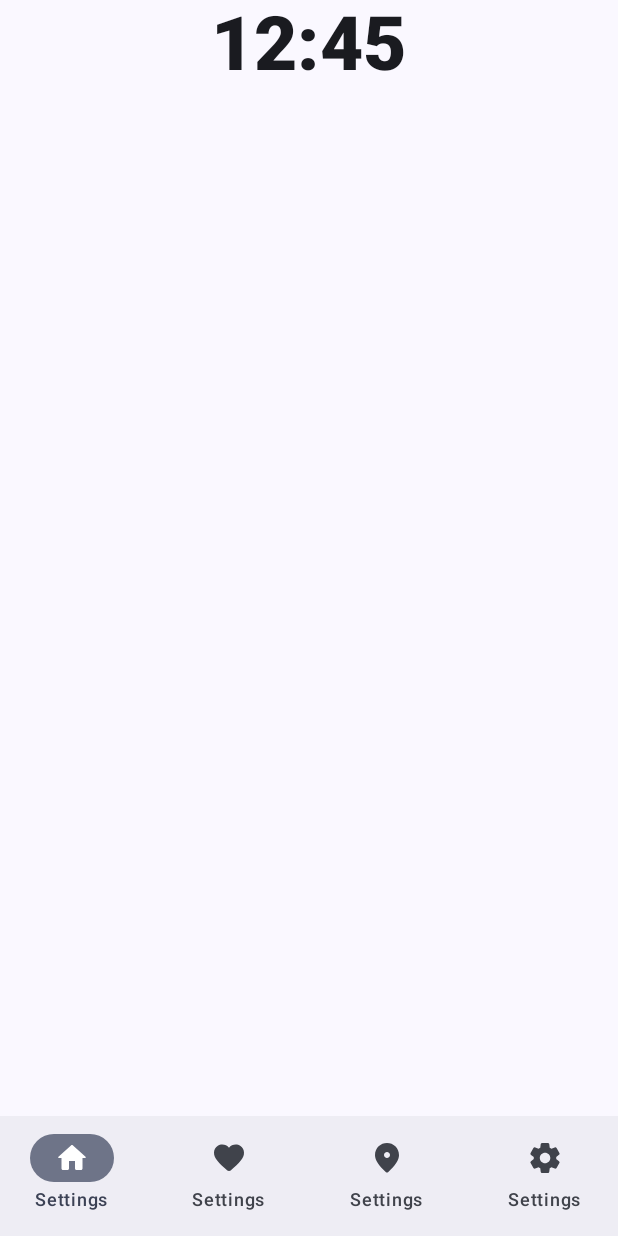
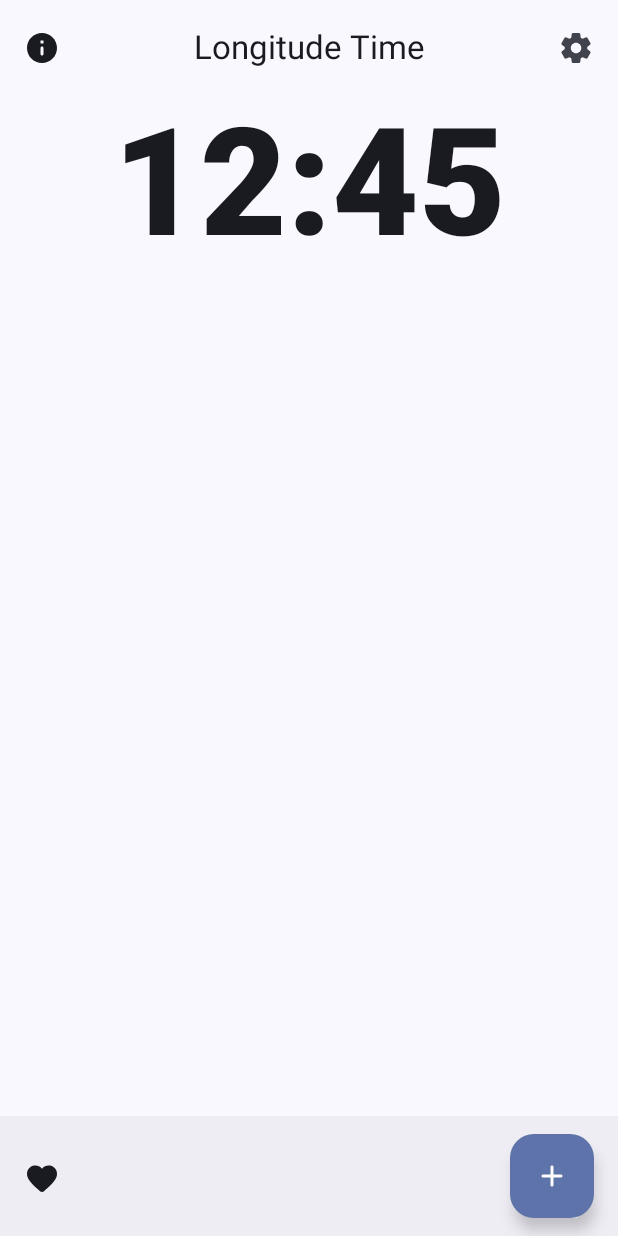
Before and after one commit to TuritoYuenan/Longclock-Python, an Android app built with Jetpack Compose: the screen it shows after launch (MainActivity), on a phone screen of 412 x 824 dp. Run offline under Robolectric (Android 15) with nearby library versions, the light colour scheme and no system bars.

Commit message:
Multiple fixes - Replace NavBar.kt with BottomBar.kt - Add TopBar.kt - Enable build cache

```diff
--- a/app/build.gradle.kts
+++ b/app/build.gradle.kts
@@ -62,19 +62,22 @@ android {
 }
 
 dependencies {
+	implementation("androidx.activity:activity-compose:1.8.0")
 	implementation("androidx.core:core-ktx:1.12.0")
-	implementation("androidx.lifecycle:lifecycle-runtime-ktx:2.6.2")
-	implementation("androidx.activity:activity-compose:1.8.0")
-	implementation(platform("androidx.compose:compose-bom:2023.10.00"))
+	implementation("androidx.compose.material3:material3:1.1.2")
 	implementation("androidx.compose.ui:ui:1.5.3")
 	implementation("androidx.compose.ui:ui-graphics:1.5.3")
 	implementation("androidx.compose.ui:ui-tooling-preview:1.5.3")
-	implementation("androidx.compose.material3:material3:1.1.2")
-	testImplementation("junit:junit:4.13.2")
+	implementation("androidx.lifecycle:lifecycle-runtime-ktx:2.6.2")
+	implementation("androidx.navigation:navigation-compose:2.7.4")
+	implementation(platform("androidx.compose:compose-bom:2023.03.00"))
+	implementation(platform("androidx.compose:compose-bom:2023.10.00"))
+	androidTestImplementation("androidx.compose.ui:ui-test-junit4:1.5.3")
 	androidTestImplementation("androidx.test.ext:junit:1.1.5")
 	androidTestImplementation("androidx.test.espresso:espresso-core:3.5.1")
+	androidTestImplementation(platform("androidx.compose:compose-bom:2023.03.00"))
 	androidTestImplementation(platform("androidx.compose:compose-bom:2023.10.00"))
-	androidTestImplementation("androidx.compose.ui:ui-test-junit4:1.5.3")
 	debugImplementation("androidx.compose.ui:ui-tooling:1.5.3")
 	debugImplementation("androidx.compose.ui:ui-test-manifest:1.5.3")
+	testImplementation("junit:junit:4.13.2")
 }
--- a/app/src/main/AndroidManifest.xml
+++ b/app/src/main/AndroidManifest.xml
@@ -1,6 +1,6 @@
 <?xml version="1.0" encoding="utf-8"?>
 <manifest xmlns:android="http://schemas.android.com/apk/res/android"
-    xmlns:tools="http://schemas.android.com/tools" >
+	xmlns:tools="http://schemas.android.com/tools">
 
 	<application
 		android:allowBackup="true"
@@ -11,11 +11,11 @@
 		android:roundIcon="@mipmap/ic_launcher_round"
 		android:supportsRtl="true"
 		android:theme="@style/Theme.Longitime"
-        tools:targetApi="31" >
+		tools:targetApi="31">
 		<activity
 			android:name=".MainActivity"
 			android:exported="true"
-			android:theme="@style/Theme.Longitime" >
+			android:theme="@style/Theme.Longitime">
 			<intent-filter>
 				<action android:name="android.intent.action.MAIN" />
 
--- a/app/src/main/java/vn/turito/longitime/MainActivity.kt
+++ b/app/src/main/java/vn/turito/longitime/MainActivity.kt
@@ -1,6 +1,5 @@
 package vn.turito.longitime
 
-import android.content.res.Configuration
 import android.os.Bundle
 import androidx.activity.ComponentActivity
 import androidx.activity.compose.setContent
@@ -17,8 +16,9 @@ import androidx.compose.ui.text.font.FontWeight
 import androidx.compose.ui.text.style.TextAlign
 import androidx.compose.ui.tooling.preview.Preview
 import androidx.compose.ui.unit.sp
-import vn.turito.longitime.components.NavBar
-import vn.turito.longitime.theme.LongitimeTheme
+import vn.turito.longitime.components.LTimeBottomBar
+import vn.turito.longitime.components.LTimeTopBar
+import vn.turito.longitime.theme.LTimeTheme
 
 class MainActivity : ComponentActivity() {
 	override fun onCreate(savedInstanceState: Bundle?) {
@@ -27,28 +27,24 @@ class MainActivity : ComponentActivity() {
 	}
 }
 
-@Preview(
-	name = "Dark mode",
-	uiMode = Configuration.UI_MODE_NIGHT_YES or Configuration.UI_MODE_TYPE_NORMAL
-)
+@Preview(showBackground = true)
 @Composable
-fun LongitimeApp() {
-	LongitimeTheme {
+fun LongitimeApp(): Unit = LTimeTheme {
 	Scaffold(
-			bottomBar = { NavBar() }
+		topBar = { LTimeTopBar() },
+		bottomBar = { LTimeBottomBar() }
 	) { paddingValues ->
 		Column(Modifier.padding(paddingValues)) {
 			Text(
 				"12:45",
 				Modifier.fillMaxWidth(),
+				textAlign = TextAlign.Center,
 				style = TextStyle(
 					color = MaterialTheme.colorScheme.onBackground,
-						textAlign = TextAlign.Center,
 					fontWeight = FontWeight.Black,
-						fontSize = 50.sp,
+					fontSize = 100.sp,
 				)
 			)
 		}
 	}
 }
-}
--- /dev/null
+++ b/app/src/main/java/vn/turito/longitime/components/BottomBar.kt
@@ -0,0 +1,28 @@
+package vn.turito.longitime.components
+
+import androidx.compose.material.icons.Icons
+import androidx.compose.material.icons.rounded.Add
+import androidx.compose.material.icons.rounded.Favorite
+import androidx.compose.material3.BottomAppBar
+import androidx.compose.material3.FloatingActionButton
+import androidx.compose.material3.Icon
+import androidx.compose.material3.IconButton
+import androidx.compose.runtime.Composable
+import androidx.compose.ui.res.stringResource
+import vn.turito.longitime.R
+
+@Composable
+fun LTimeBottomBar() = BottomAppBar(
+	actions = {
+		IconButton(onClick = {/*TODO*/ }) {
+			Icon(
+				Icons.Rounded.Favorite,
+				stringResource(R.string.label_settings)
+			)
+		}
+	},
+	floatingActionButton = {
+		FloatingActionButton(onClick = { /*TODO*/ }) {
+			Icon(Icons.Rounded.Add, "")
+		}
+	})
--- a/app/src/main/java/vn/turito/longitime/components/NavBar.kt
+++ /dev/null
@@ -1,52 +0,0 @@
-package vn.turito.longitime.components
-
-import androidx.compose.material.icons.Icons
-import androidx.compose.material.icons.rounded.Favorite
-import androidx.compose.material.icons.rounded.Home
-import androidx.compose.material.icons.rounded.Place
-import androidx.compose.material.icons.rounded.Settings
-import androidx.compose.material3.Icon
-import androidx.compose.material3.NavigationBar
-import androidx.compose.material3.NavigationBarItem
-import androidx.compose.material3.Text
-import androidx.compose.runtime.*
-import androidx.compose.ui.graphics.vector.ImageVector
-import androidx.compose.ui.res.stringResource
-import vn.turito.longitime.R
-
-data class NavbarItem(val name: String, val icon: ImageVector)
-
-@Composable
-fun NavBar() {
-	var active by remember { mutableIntStateOf(0) }
-
-	val navbarItems = listOf(
-		NavbarItem(
-			stringResource(R.string.navbar_settings),
-			Icons.Rounded.Home
-		),
-		NavbarItem(
-			stringResource(R.string.navbar_settings),
-			Icons.Rounded.Favorite
-		),
-		NavbarItem(
-			stringResource(R.string.navbar_settings),
-			Icons.Rounded.Place
-		),
-		NavbarItem(
-			stringResource(R.string.navbar_settings),
-			Icons.Rounded.Settings
-		),
-	)
-
-	NavigationBar {
-		navbarItems.forEachIndexed { index, item ->
-			NavigationBarItem(
-				icon = { Icon(item.icon, item.name) },
-				label = { Text(item.name) },
-				onClick = { active = index },
-				selected = index == active,
-			)
-		}
-	}
-}
--- /dev/null
+++ b/app/src/main/java/vn/turito/longitime/components/TopBar.kt
@@ -0,0 +1,31 @@
+package vn.turito.longitime.components
+
+import androidx.compose.material.icons.Icons
+import androidx.compose.material.icons.rounded.Info
+import androidx.compose.material.icons.rounded.Settings
+import androidx.compose.material3.*
+import androidx.compose.runtime.Composable
+import androidx.compose.ui.res.stringResource
+import vn.turito.longitime.R
+
+@OptIn(ExperimentalMaterial3Api::class)
+@Composable
+fun LTimeTopBar() = CenterAlignedTopAppBar(
+	title = { Text(stringResource(R.string.app_name)) },
+	actions = {
+		IconButton(onClick = { /*TODO*/ }) {
+			Icon(
+				Icons.Rounded.Settings,
+				stringResource(R.string.label_settings)
+			)
+		}
+	},
+	navigationIcon = {
+		IconButton(onClick = { /*TODO*/ }) {
+			Icon(
+				Icons.Rounded.Info,
+				stringResource(R.string.label_info)
+			)
+		}
+	}
+)
--- a/app/src/main/java/vn/turito/longitime/theme/Theme.kt
+++ b/app/src/main/java/vn/turito/longitime/theme/Theme.kt
@@ -76,7 +76,7 @@ private val lunarpunk = darkColorScheme(
 )
 
 @Composable
-fun LongitimeTheme(
+fun LTimeTheme(
 	darkTheme: Boolean = isSystemInDarkTheme(),
 	// Dynamic color is available on Android 12+
 	dynamicColor: Boolean = true,
--- a/app/src/main/res/mipmap-anydpi-v26/ic_launcher_round.xml
+++ b/app/src/main/res/mipmap-anydpi-v26/ic_launcher_round.xml
@@ -2,4 +2,5 @@
 <adaptive-icon xmlns:android="http://schemas.android.com/apk/res/android">
 	<background android:drawable="@drawable/ic_launcher_background" />
 	<foreground android:drawable="@drawable/ic_launcher_foreground" />
+	<monochrome android:drawable="@drawable/ic_launcher_monochrome" />
 </adaptive-icon>
--- a/app/src/main/res/values/strings.xml
+++ b/app/src/main/res/values/strings.xml
@@ -1,4 +1,6 @@
 <resources>
-    <string name="app_name">Longitude Time</string>
-	<string name="navbar_settings">Settings</string>
+	<string name="app_name">Longitude Time</string>
+	<string name="label_settings">Settings</string>
+	<string name="label_info">Info</string>
+	<string name="title_activity_about_page">AboutPage</string>
 </resources>
--- a/app/src/main/res/values/themes.xml
+++ b/app/src/main/res/values/themes.xml
@@ -1,4 +1,5 @@
 <?xml version="1.0" encoding="utf-8"?>
 <resources>
-	<style name="Theme.Longitime" parent="android:Theme.Material.NoActionBar" />
+
+<style name="Theme.Longitime" parent="android:Theme.Material.NoActionBar" />
 </resources>
--- a/gradle.properties
+++ b/gradle.properties
@@ -1,9 +1,7 @@
 # Project-wide Gradle settings.
-
 # IDE (e.g. Android Studio) users:
 # Gradle settings configured through the IDE
 # *will override* any settings specified in this file.
-
 # For more details on how to configure your build environment visit
 # http://www.gradle.org/docs/current/userguide/build_environment.html
 # Specifies the JVM arguments used for the daemon process.
@@ -13,7 +11,6 @@ org.gradle.jvmargs=-Xmx2048m -Dfile.encoding=UTF-8
 # This option should only be used with decoupled projects. More details, visit
 # http://www.gradle.org/docs/current/userguide/multi_project_builds.html#sec:decoupled_projects
 org.gradle.parallel=true
-
 # AndroidX package structure to make it clearer which packages are bundled with the
 # Android operating system, and which are packaged with your app's APK
 # https://developer.android.com/topic/libraries/support-library/androidx-rn
@@ -24,3 +21,5 @@ kotlin.code.style=official
 # resources declared in the library itself and none from the library's dependencies,
 # thereby reducing the size of the R class for that library
 android.nonTransitiveRClass=true
+# Enable build cache
+org.gradle.configuration-cache=true
```
Also changed, not shown: 1 other file. Lines whose indentation alone changed are shown as unchanged.
